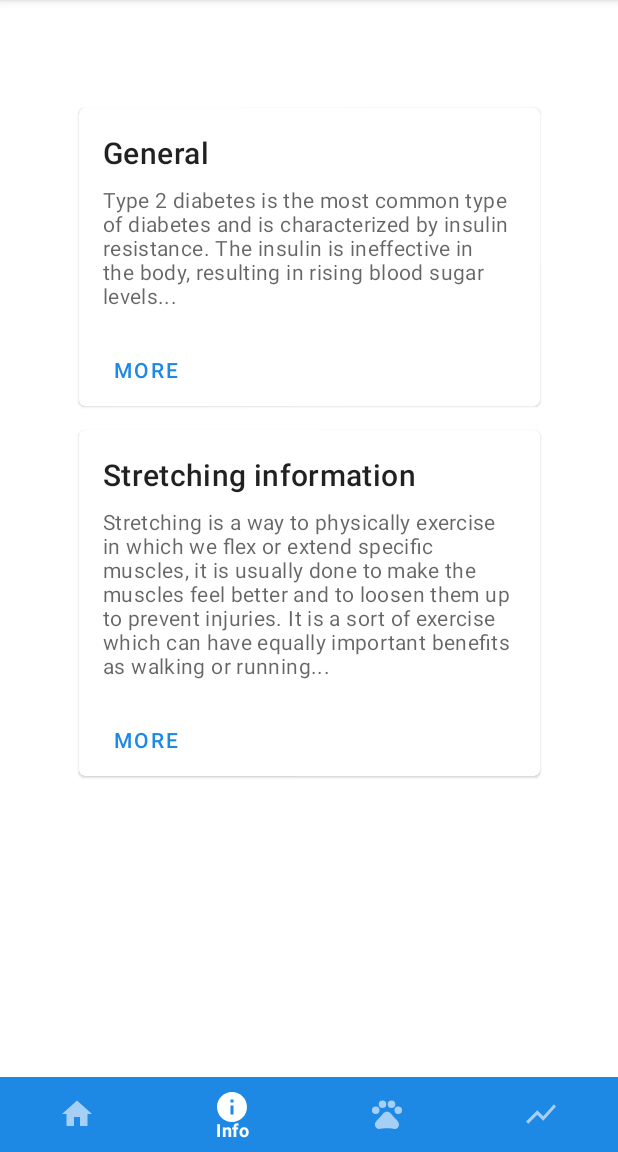
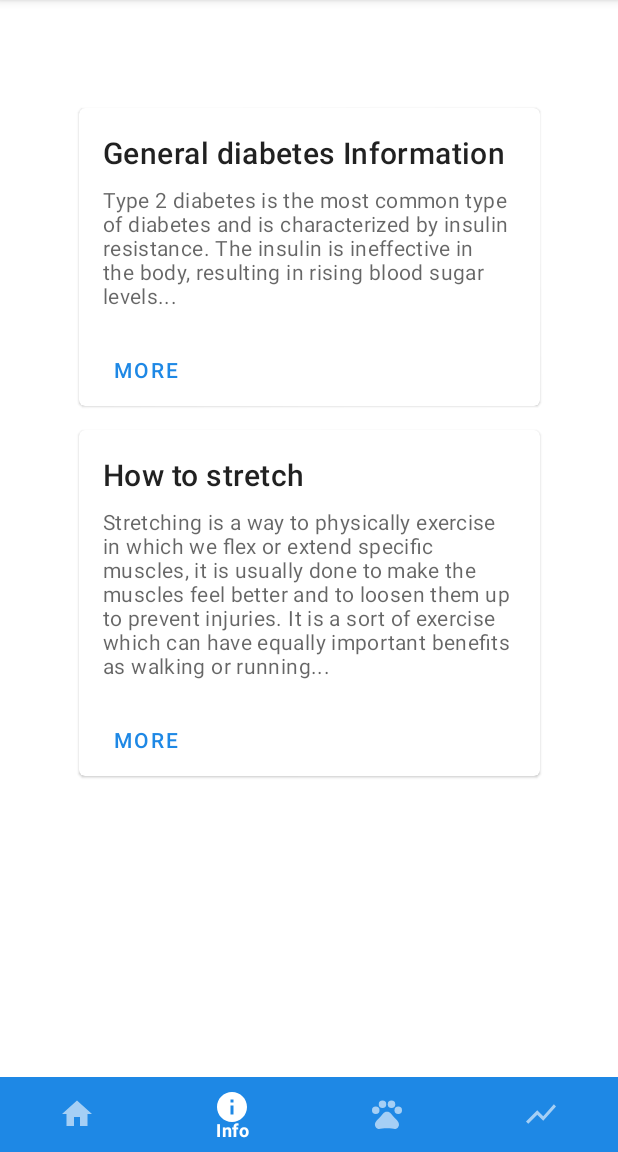
Before and after one commit to dbruendl/diAppetes, an Android app: the StepTrackingFragment screen opened directly, with no data from a screen before it, item 2 of the bottom bar chosen, on a phone screen of 412 x 824 dp, the part 84-1236 px from its top. Run offline under Robolectric (Android 15) with nearby library versions, the phone set to English and light mode, and no system bars; our stand-ins replace Dagger/Hilt's generated code, Room's generated code, RxJava, Volley; libraries missing offline, so code that uses them is left out: com.jjoe64.graphview; 2 statements that could not run were skipped.

```diff
--- a/app/src/main/res/values/strings.xml
+++ b/app/src/main/res/values/strings.xml
@@ -54,7 +54,7 @@
     <string name="stat_weight_change_graph">Weight change</string>
 
     <!-- Info -->
-    <string name="info_diabetes_title">General</string>
+    <string name="info_diabetes_title">General diabetes Information</string>
     <string name="info_diabetes_short_description">Type 2 diabetes is the most common type of diabetes and
         is characterized by insulin resistance. The insulin is ineffective in the body, resulting in
         rising blood sugar levels...
@@ -110,7 +110,7 @@
         eating, not as a substitute.
     </string>
 
-    <string name="info_stretch">Stretching information</string>
+    <string name="info_stretch">How to stretch</string>
     <string name="info_stretch_short_description">Stretching is a way to physically exercise in which we flex or extend specific muscles,
         it is usually done to make the muscles feel better and to loosen them up to prevent injuries.
         It is a sort of exercise which can have equally important benefits as walking or running...
```
Also changed, not shown: app/src/main/res/drawable-v24/sadstatus.jpg (added), app/src/main/res/drawable-v24/supersadstatus.jpg (added), app/src/main/res/drawable/happystatus.jpg, app/src/main/res/drawable/neutralstatus.jpg, app/src/main/res/drawable/superhappystatus.jpg.
